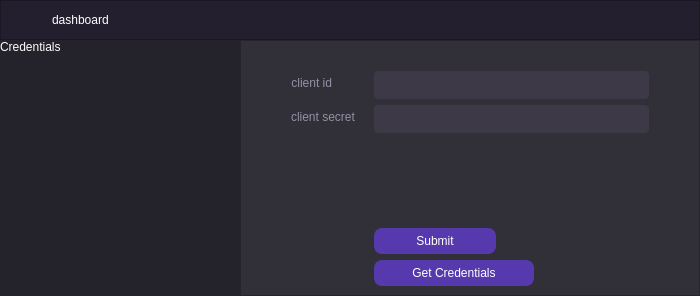
First picture: the form in Screens/Settings.ui, repository sortedcord/osu-statqt, before the edit.
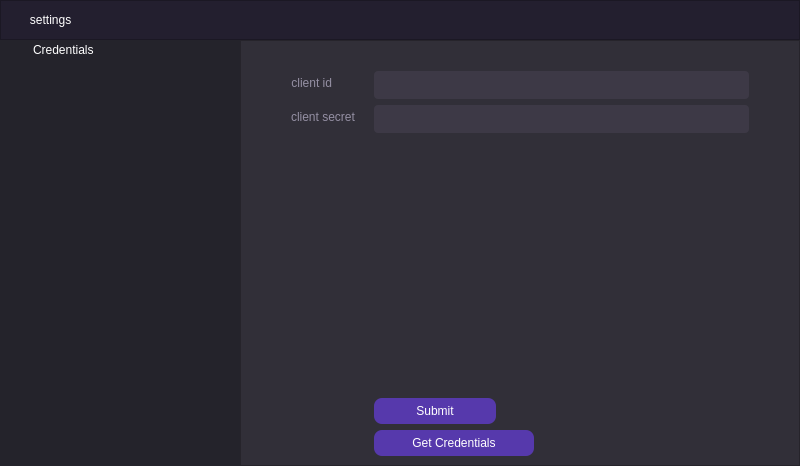
Second picture: the form after the edit. Icons and pictures are not drawn.

Commit message: Created Settings Window

Diff of the .ui file:
```diff
--- a/Screens/Settings.ui
+++ b/Screens/Settings.ui
@@ -1,37 +1,24 @@
 <?xml version="1.0" encoding="UTF-8"?>
 <ui version="4.0">
- <class>Form</class>
- <widget class="QWidget" name="Form">
+ <class>SettingsWindow</class>
+ <widget class="QMainWindow" name="SettingsWindow">
   <property name="geometry">
    <rect>
     <x>0</x>
     <y>0</y>
-    <width>700</width>
-    <height>296</height>
+    <width>800</width>
+    <height>466</height>
    </rect>
   </property>
-  <property name="sizePolicy">
-   <sizepolicy hsizetype="Minimum" vsizetype="Fixed">
-    <horstretch>0</horstretch>
-    <verstretch>0</verstretch>
-   </sizepolicy>
-  </property>
-  <property name="minimumSize">
-   <size>
-    <width>700</width>
-    <height>296</height>
-   </size>
-  </property>
-  <property name="focusPolicy">
-   <enum>Qt::StrongFocus</enum>
-  </property>
   <property name="windowTitle">
    <string>OsuStatQt</string>
   </property>
   <property name="styleSheet">
    <string notr="true">background-color:rgb(24,22,29);
-color: rgb(255,255,255);</string>
+color: rgb(255,255,255);
+padding:0px;</string>
   </property>
+  <widget class="QWidget" name="centralwidget">
   <layout class="QVBoxLayout" name="verticalLayout">
    <property name="spacing">
     <number>0</number>
@@ -76,38 +63,13 @@
       <property name="spacing">
        <number>12</number>
       </property>
-      <item>
-       <widget class="QLabel" name="label_5">
-        <property name="sizePolicy">
-         <sizepolicy hsizetype="Fixed" vsizetype="Preferred">
-          <horstretch>0</horstretch>
-          <verstretch>0</verstretch>
-         </sizepolicy>
-        </property>
-        <property name="maximumSize">
-         <size>
-          <width>30</width>
-          <height>16777215</height>
-         </size>
-        </property>
-        <property name="text">
-         <string/>
-        </property>
-        <property name="pixmap">
-         <pixmap>../Assets/settings_icon.png</pixmap>
-        </property>
-        <property name="scaledContents">
-         <bool>true</bool>
-        </property>
-       </widget>
-      </item>
       <item>
        <widget class="QLabel" name="label_4">
         <property name="styleSheet">
          <string notr="true">font: 63 18pt &quot;Torus Pro SemiBold&quot;;</string>
         </property>
         <property name="text">
-         <string>dashboard</string>
+          <string>      settings</string>
         </property>
        </widget>
       </item>
@@ -129,7 +91,8 @@
        </property>
        <property name="styleSheet">
         <string notr="true">font: 63 18pt &quot;Torus Pro SemiBold&quot;;
-background-color:rgb(36,35,43);</string>
+background-color:rgb(36,35,43);
+padding-left: 30px</string>
        </property>
        <property name="text">
         <string>Credentials</string>
@@ -298,6 +261,7 @@
     </layout>
    </item>
   </layout>
+  </widget>
  </widget>
  <resources/>
  <connections/>
```
Left out of the diff: 2 changed lines with no effect on the pictures. Lines whose indentation alone changed are shown as unchanged. The commit also changes 2 other files.
